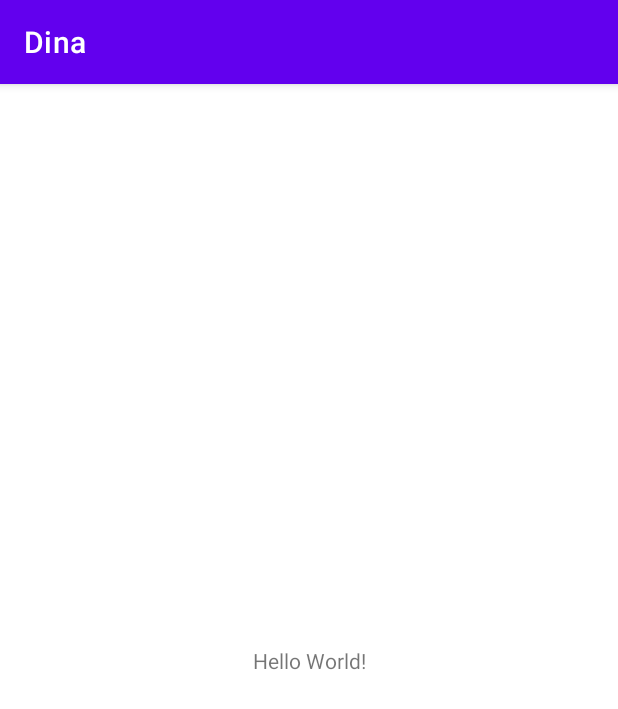
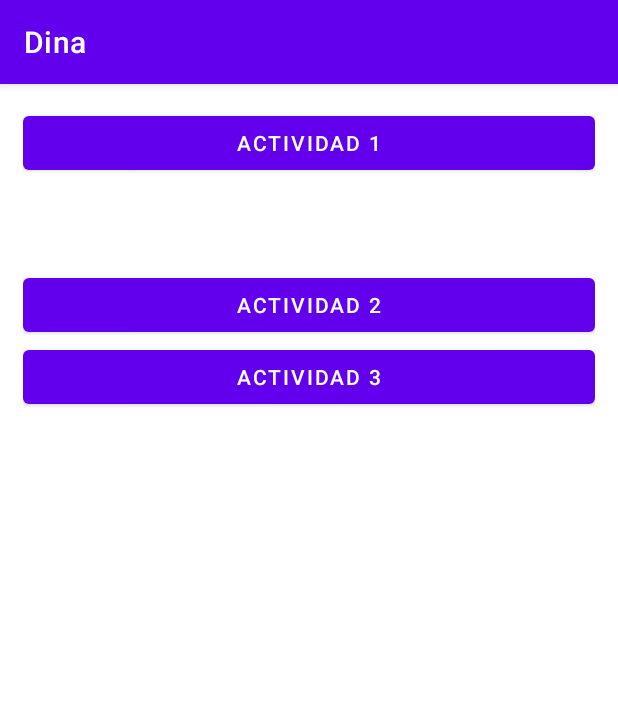
Before and after one commit to iruneguinea9/DidaktikApp, an Android app: the screen it shows after launch (MainActivity), on a phone screen of 412 x 824 dp. Shown: the top 709 px of the screen. Run offline under Robolectric (Android 15) with nearby library versions, the phone set to English and light mode, and no system bars.

Commit message:
Main basico para empezar

```diff
--- a/Dina/app/src/main/java/com/example/dina/MainActivity.java
+++ b/Dina/app/src/main/java/com/example/dina/MainActivity.java
@@ -2,13 +2,45 @@ package com.example.dina;
 
 import androidx.appcompat.app.AppCompatActivity;
 
+import android.content.Intent;
 import android.os.Bundle;
+import android.view.View;
+import android.widget.Button;
 
 public class MainActivity extends AppCompatActivity {
 
+    private Button acti1,acti2,acti3;
     @Override
     protected void onCreate(Bundle savedInstanceState) {
         super.onCreate(savedInstanceState);
         setContentView(R.layout.activity_main);
+
+        acti1 = findViewById(R.id.botonacti1);
+        acti2 = findViewById(R.id.botonacti2);
+        acti3 = findViewById(R.id.botonacti3);
+
+        acti1.setOnClickListener(new View.OnClickListener() {
+            @Override
+            public void onClick(View view) {
+                Intent intent = new Intent(MainActivity.this, Actividad1.class);
+                startActivity(intent);
+            }
+
+        });
+        acti2.setOnClickListener(new View.OnClickListener() {
+            @Override
+            public void onClick(View view) {
+                Intent intent = new Intent(MainActivity.this, Actividad2.class);
+                startActivity(intent);
+            }
+        });
+        acti3.setOnClickListener(new View.OnClickListener() {
+            @Override
+            public void onClick(View view) {
+                Intent intent = new Intent(MainActivity.this, Actividad3.class);
+                startActivity(intent);
+            }
+        });
+
     }
 }
--- a/Dina/app/src/main/res/layout/activity_main.xml
+++ b/Dina/app/src/main/res/layout/activity_main.xml
@@ -1,18 +1,33 @@
 <?xml version="1.0" encoding="utf-8"?>
-<androidx.constraintlayout.widget.ConstraintLayout xmlns:android="http://schemas.android.com/apk/res/android"
+<LinearLayout
+    xmlns:android="http://schemas.android.com/apk/res/android"
     xmlns:app="http://schemas.android.com/apk/res-auto"
     xmlns:tools="http://schemas.android.com/tools"
     android:layout_width="match_parent"
     android:layout_height="match_parent"
+    android:orientation="vertical"
+    android:layout_margin="15dp"
     tools:context=".MainActivity">
 
-    <TextView
-        android:layout_width="wrap_content"
+
+    <Button
+        android:id="@+id/botonacti1"
+        android:layout_width="match_parent"
         android:layout_height="wrap_content"
-        android:text="Hello World!"
-        app:layout_constraintBottom_toBottomOf="parent"
-        app:layout_constraintEnd_toEndOf="parent"
-        app:layout_constraintStart_toStartOf="parent"
-        app:layout_constraintTop_toTopOf="parent" />
+        android:layout_marginBottom="60sp"
+        android:text="Actividad 1" />
 
-</androidx.constraintlayout.widget.ConstraintLayout>
+    <Button
+        android:id="@+id/botonacti2"
+        android:layout_width="match_parent"
+        android:layout_height="wrap_content"
+        android:text="Actividad 2" />
+
+
+    <Button
+        android:id="@+id/botonacti3"
+        android:layout_width="match_parent"
+        android:layout_height="wrap_content"
+        android:text="Actividad 3" />
+
+</LinearLayout>
```
Also changed, not shown: Dina/app/src/main/AndroidManifest.xml (+21 -0 lines), Dina/app/src/main/java/com/example/dina/Actividad1.java (added, +14 -0 lines), Dina/app/src/main/java/com/example/dina/Actividad2.java (added, +14 -0 lines), Dina/app/src/main/java/com/example/dina/Actividad3.java (added, +14 -0 lines), Dina/app/src/main/res/layout/activity_actividad1.xml (added, +9 -0 lines), Dina/app/src/main/res/layout/activity_actividad2.xml (added, +9 -0 lines), Dina/app/src/main/res/layout/activity_actividad3.xml (added, +9 -0 lines).
